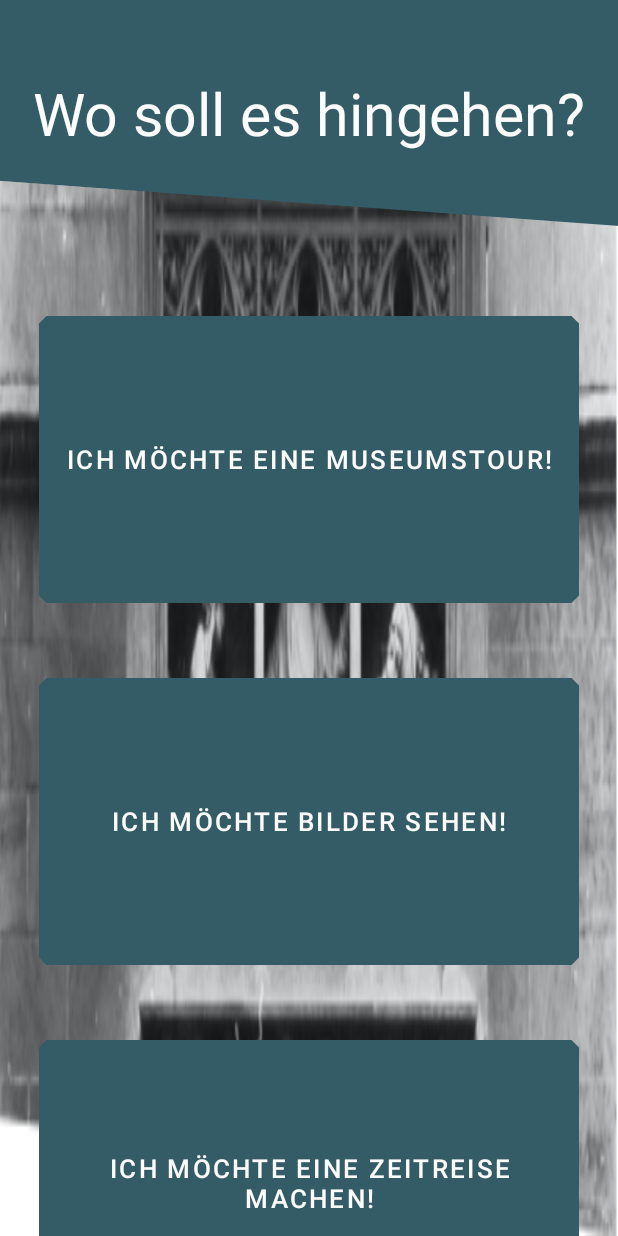
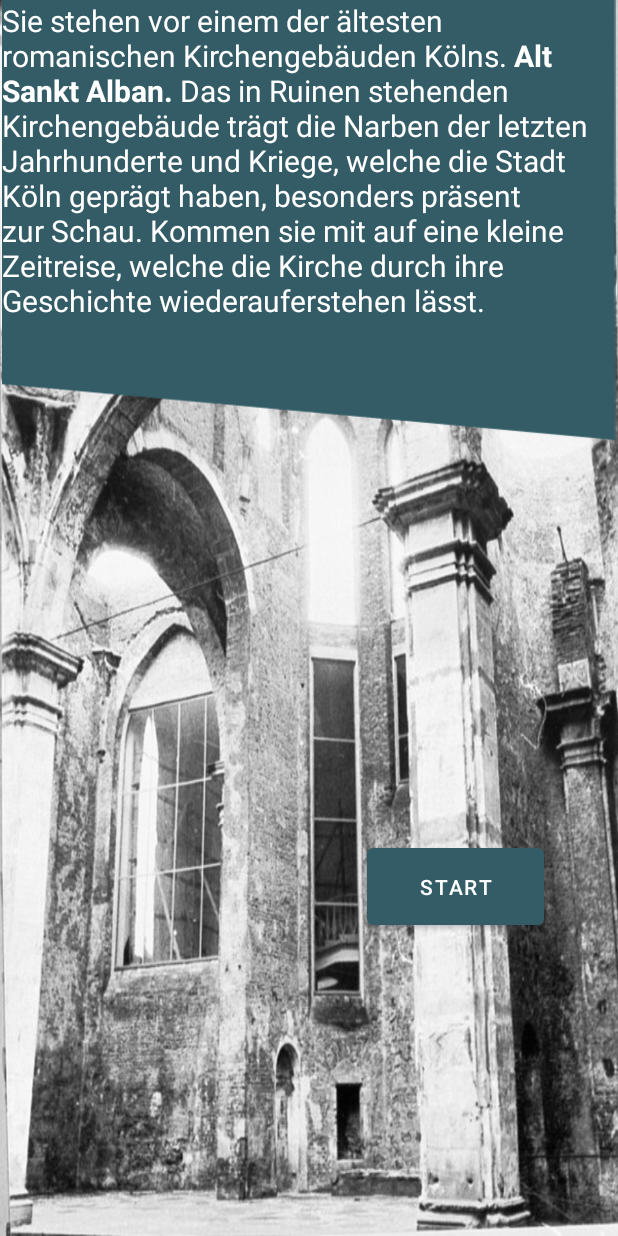
Before and after one commit to ChristineSchaefer/StAlban_App, an Android app: the StaMenuActivityMain screen opened directly, with no data from a screen before it, after a tap on "ICH MÖCHTE EINE MUSEUMSTOUR!", on a phone screen of 412 x 824 dp. Run offline under Robolectric (Android 15) with nearby library versions, the phone set to English and light mode, and no system bars; Roboto replaces fonts that are not available here.

Commit message:
update tour layout and activities

```diff
--- a/app/src/main/java/com/example/stalban_app/sta_tour/StaTourActivityMain.java
+++ b/app/src/main/java/com/example/stalban_app/sta_tour/StaTourActivityMain.java
@@ -1,15 +1,29 @@
 package com.example.stalban_app.sta_tour;
 
+import android.content.Intent;
 import android.os.Bundle;
+import android.view.View;
+import android.widget.Button;
 
 import androidx.appcompat.app.AppCompatActivity;
 
 import com.example.stalban_app.R;
+import com.example.stalban_app.sta_gallery.StaGalleryActivityMain;
+import com.example.stalban_app.sta_gallery.StaGalleryActivityView;
 
 public class StaTourActivityMain extends AppCompatActivity {
 
     public void onCreate(Bundle savedInstanceState) {
         super.onCreate(savedInstanceState);
-        setContentView(R.layout.sta_tour);
+        setContentView(R.layout.sta_tour_start);
+
+        Button startTour = findViewById(R.id.btn_tourstart);
+        startTour.setOnClickListener(new View.OnClickListener() {
+            public void onClick(View v) {
+                Intent i = new Intent(StaTourActivityMain.this, StaTourActivityStops.class);
+                startActivity(i);
+
+            }
+        });
     }
 }
--- a/app/src/main/res/layout/sta_tour.xml
+++ /dev/null
@@ -1,6 +0,0 @@
-<?xml version="1.0" encoding="utf-8"?>
-<androidx.constraintlayout.widget.ConstraintLayout xmlns:android="http://schemas.android.com/apk/res/android"
-    android:layout_width="match_parent"
-    android:layout_height="match_parent">
-
-</androidx.constraintlayout.widget.ConstraintLayout>
--- /dev/null
+++ b/app/src/main/res/layout/sta_tour_start.xml
@@ -0,0 +1,34 @@
+<?xml version="1.0" encoding="utf-8"?>
+<androidx.constraintlayout.widget.ConstraintLayout xmlns:android="http://schemas.android.com/apk/res/android"
+    xmlns:app="http://schemas.android.com/apk/res-auto"
+    xmlns:tools="http://schemas.android.com/tools"
+    android:layout_width="match_parent"
+    android:layout_height="match_parent"
+    android:background="@drawable/arba_mfl000453_40">
+
+    <TextView
+        android:id="@+id/tour_intro"
+        android:layout_width="409dp"
+        android:layout_height="293dp"
+        android:background="@drawable/tour_start"
+        android:text="@string/tour_intro_text"
+        android:textColor="@color/white"
+        android:textSize="20sp"
+        app:layout_constraintEnd_toEndOf="parent"
+        app:layout_constraintStart_toStartOf="parent"
+        app:layout_constraintTop_toTopOf="parent" />
+
+    <Button
+        android:id="@+id/btn_tourstart"
+        android:layout_width="118dp"
+        android:layout_height="63dp"
+        android:text="@string/start"
+        app:layout_constraintBottom_toBottomOf="parent"
+        app:layout_constraintEnd_toEndOf="parent"
+        app:layout_constraintHorizontal_bias="0.832"
+        app:layout_constraintStart_toStartOf="parent"
+        app:layout_constraintTop_toBottomOf="@+id/tour_intro"
+        app:layout_constraintVertical_bias="0.569" />
+
+
+</androidx.constraintlayout.widget.ConstraintLayout>
--- a/app/src/main/res/values/strings.xml
+++ b/app/src/main/res/values/strings.xml
@@ -35,5 +35,10 @@
     <string name="full_view">Full View</string>
     <string name="image_to_show">image to show</string>
     <string name="close">Close</string>
+    <string name="tour_intro_text">Sie stehen vor einem der ältesten romanischen Kirchengebäuden Kölns.<br /> <b>Alt Sankt Alban.</b> <br />Das in Ruinen stehenden Kirchengebäude trägt die Narben der letzten Jahrhunderte und Kriege, welche die Stadt Köln geprägt haben, besonders präsent zur Schau. <br />Kommen sie mit auf eine kleine Zeitreise, welche die Kirche durch ihre Geschichte wiederauferstehen lässt.</string>
+    <string name="start">Start</string>
+    <string name="stop1">Es ist sehr widersprüchlich, dass obwohl St. Alban neben St. Columba die älteste und bevorzugteste Pfarre war, uns von Alt St. Alban kaum Nachrichten überliefert wurden. <br /> <br />Die Ursprünge gehen auf das <b>Jahr 800</b> zurück.</string>
+    <string name="zur_ck">Zurück</string>
+    <string name="weiter">Weiter</string>
 
 </resources>
```
Also changed, not shown: app/src/main/AndroidManifest.xml (+7 -0 lines), app/src/main/java/com/example/stalban_app/sta_tour/StaTourActivityStops.java (added, +27 -0 lines), app/src/main/res/drawable-ldpi/tour_start.png (added), app/src/main/res/drawable/arba_mf133734.jpg (added), app/src/main/res/drawable/arba_mfl000453_40.jpg (added).
